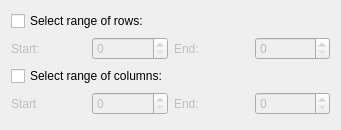
The window that src/Interface/Modules/Math/SelectSubMatrix.ui (SCIInstitute/SCIRun) describes before a commit, drawn with Qt 5.
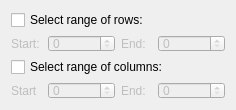
The same window after the commit.

```diff
--- a/src/Interface/Modules/Math/SelectSubMatrix.ui
+++ b/src/Interface/Modules/Math/SelectSubMatrix.ui
@@ -6,10 +6,16 @@
    <rect>
     <x>0</x>
     <y>0</y>
-    <width>341</width>
-    <height>130</height>
+    <width>236</width>
+    <height>110</height>
    </rect>
   </property>
+  <property name="minimumSize">
+   <size>
+    <width>236</width>
+    <height>110</height>
+   </size>
+  </property>
   <property name="windowTitle">
    <string>Dialog</string>
   </property>
```
